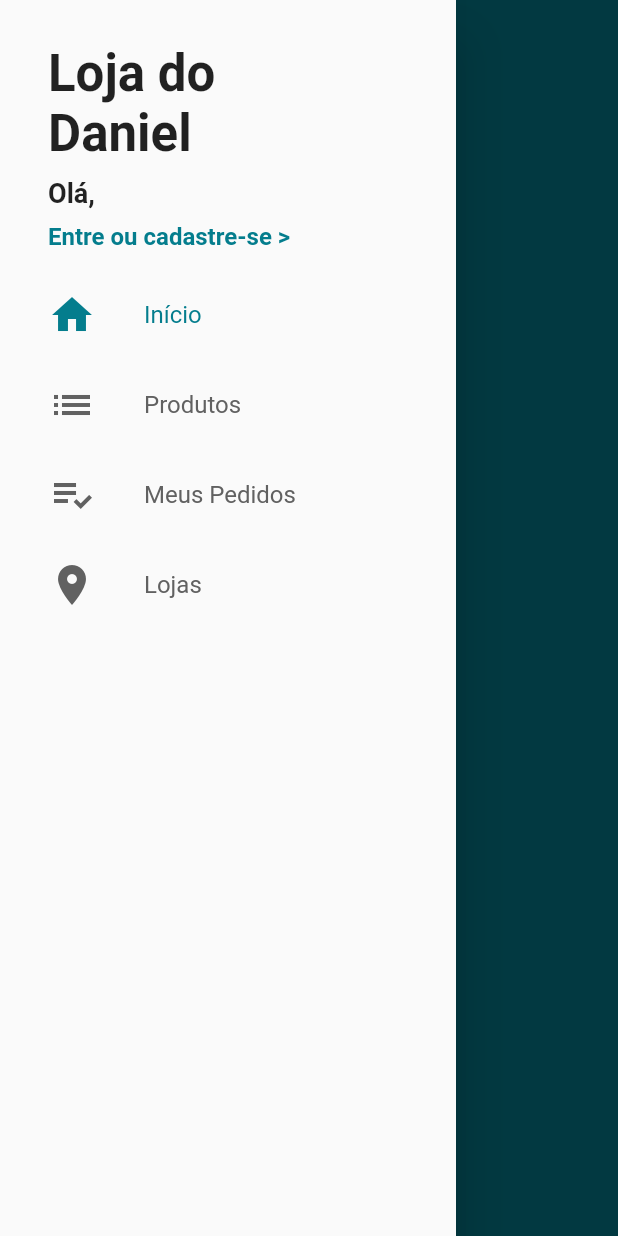
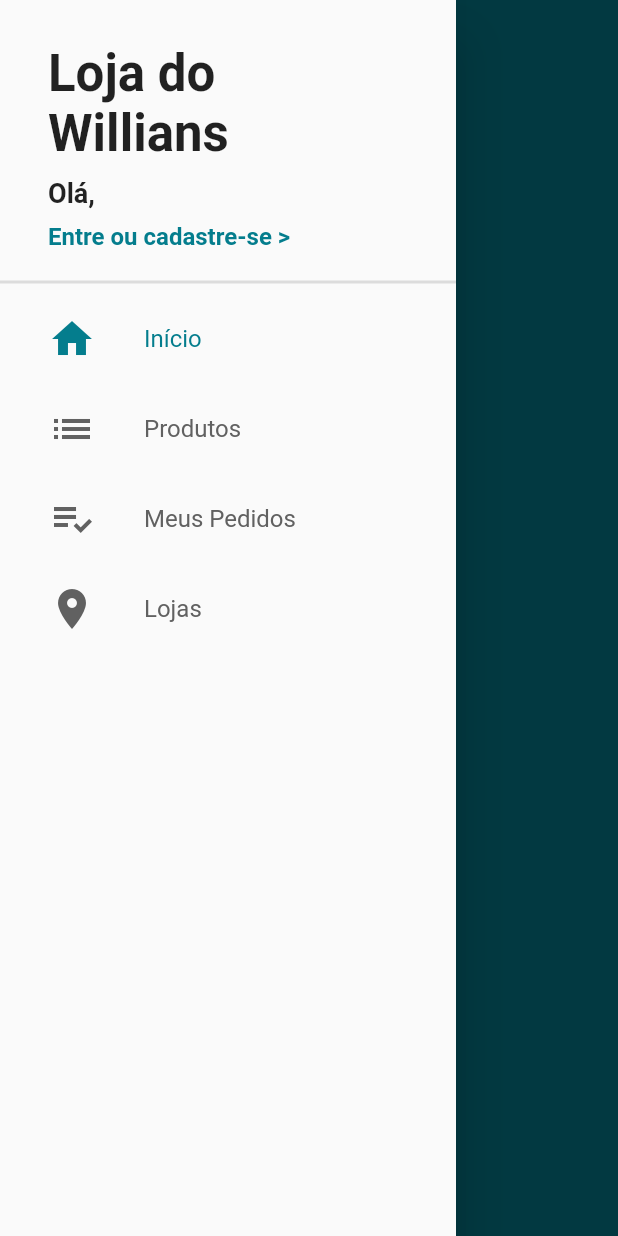
Before and after one commit to theemployee6-dev/loja_virtual, a Flutter app: the screen it shows after launch, with the side drawer open, on a phone screen of 412 x 824 dp. Run offline on Flutter 3.47's test engine with Material 2 defaults, Android fonts, the phone set to English and light mode, and no system bars; our stand-ins replace cloud_firestore, firebase_auth; accounts and stored records are empty.

```diff
--- a/lib/common/custom_drawer/custom_drawer.dart
+++ b/lib/common/custom_drawer/custom_drawer.dart
@@ -9,6 +9,7 @@ class CustomDrawer extends StatelessWidget {
       child: ListView(
         children: <Widget>[
           CustomDrawerHeader(),
+          Divider(thickness: 2),
           DrawerTile(
             iconData: Icons.home,
             title: 'Início',
--- a/lib/common/custom_drawer/custom_drawer_header.dart
+++ b/lib/common/custom_drawer/custom_drawer_header.dart
@@ -17,7 +17,7 @@ class CustomDrawerHeader extends StatelessWidget {
             mainAxisAlignment: MainAxisAlignment.spaceAround,
             children: <Widget>[
               Text(
-                'Loja do\nDaniel',
+                'Loja do\nWillians',
                 style: TextStyle(
                   fontSize: 34,
                   fontWeight: FontWeight.bold,
--- a/lib/main.dart
+++ b/lib/main.dart
@@ -1,4 +1,5 @@
 import 'package:flutter/material.dart';
+import 'screens/login/login_screen.dart';
 import 'screens/signup/signup_screen.dart';
 import 'package:provider/provider.dart';
 
@@ -15,6 +16,7 @@ class MyApp extends StatelessWidget {
   Widget build(BuildContext context) {
     return ChangeNotifierProvider(
       create: (_) => UserManager(),
+      lazy: false,
       child: MaterialApp(
         title: 'Loja do Willians',
         debugShowCheckedModeBanner: false,
@@ -30,6 +32,10 @@ class MyApp extends StatelessWidget {
         initialRoute: '/base',
         onGenerateRoute: (setting) {
           switch (setting.name) {
+            case '/login':
+              return MaterialPageRoute(
+                builder: (_) => LoginScreen(),
+              );
             case '/signup':
               return MaterialPageRoute(
                 builder: (_) => SignUpScreen(),
--- a/lib/screens/login/login_screen.dart
+++ b/lib/screens/login/login_screen.dart
@@ -96,7 +96,7 @@ class LoginScreen extends StatelessWidget {
                                       );
                                     },
                                     onSuccess: () {
-                                      //TODO: fechar tela de login
+                                       Navigator.of(context).pop();
                                     },
                                   );
                                 }
```
